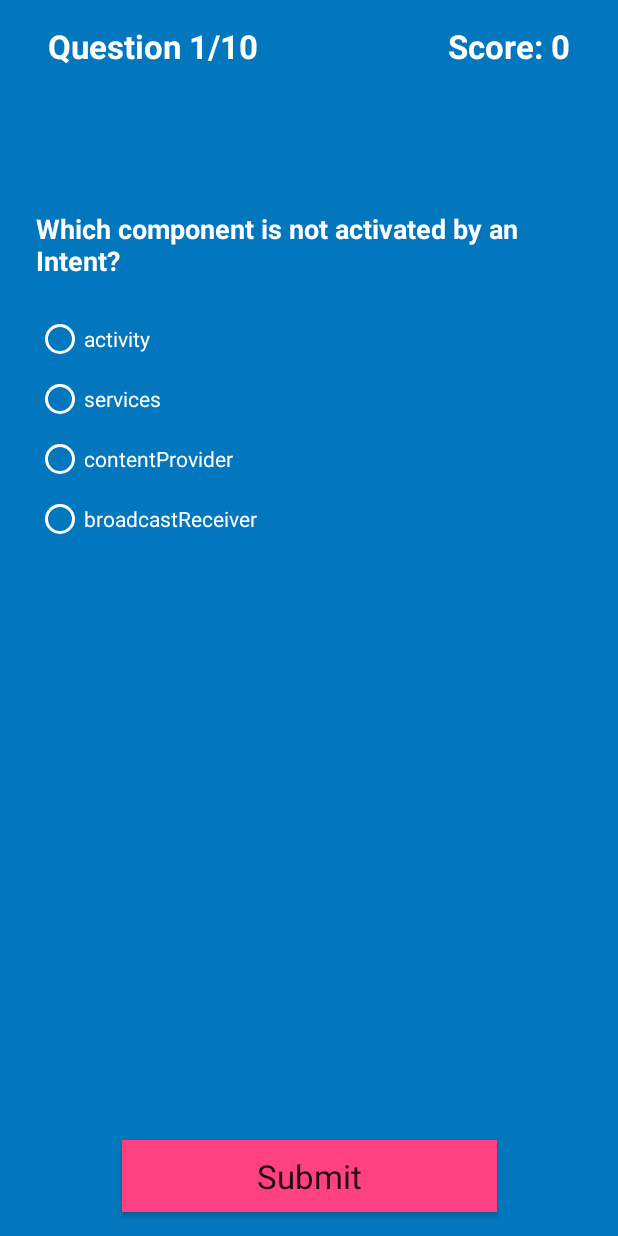
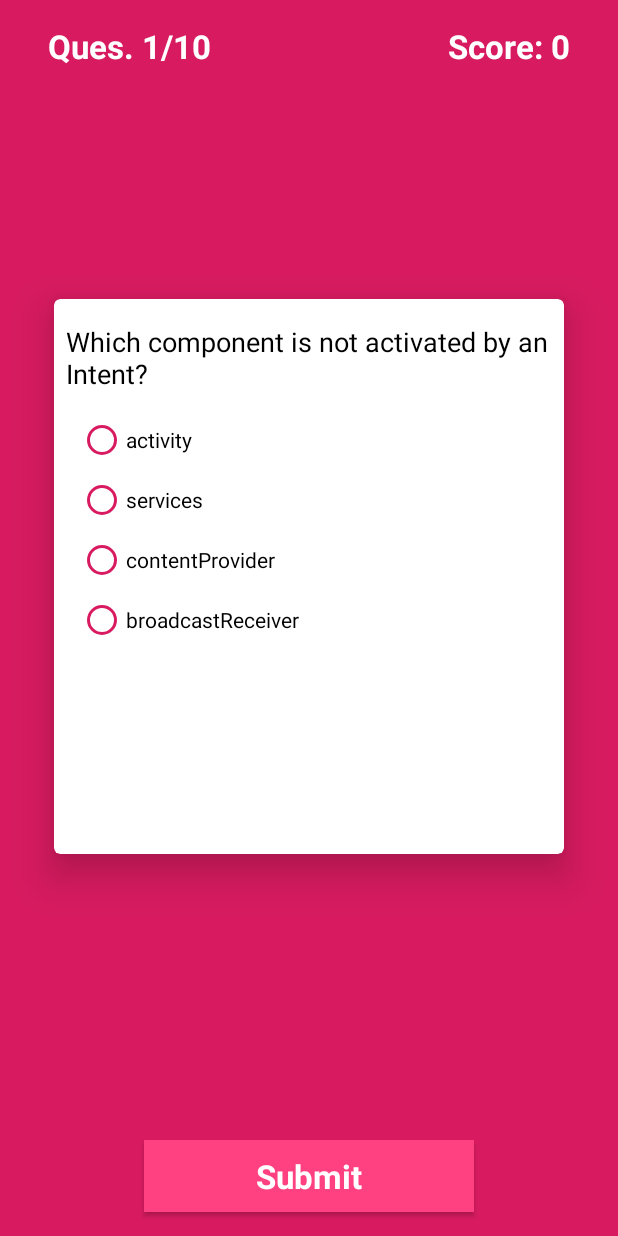
Before and after one commit to ritika-neema/Quizzeteria, an Android app: the screen it shows after launch (MainActivity), on a phone screen of 412 x 824 dp. Run offline under Robolectric (Android 15) with nearby library versions, the phone set to English and light mode, and no system bars.

Commit message:
Corrected errors and enhanced UI using cardview

```diff
--- a/app/build.gradle
+++ b/app/build.gradle
@@ -25,4 +25,5 @@ dependencies {
     testImplementation 'junit:junit:4.12'
     androidTestImplementation 'com.android.support.test:runner:1.0.2'
     androidTestImplementation 'com.android.support.test.espresso:espresso-core:3.0.2'
+    implementation 'com.android.support:cardview-v7:26.1.0'
 }
--- a/app/src/main/AndroidManifest.xml
+++ b/app/src/main/AndroidManifest.xml
@@ -8,7 +8,7 @@
         android:label="@string/app_name"
         android:roundIcon="@mipmap/ic_launcher_round"
         android:supportsRtl="true"
-        android:theme="@style/NewTheme">
+        android:theme="@style/AppTheme">
         <activity android:name=".MainActivity">
             <intent-filter>
                 <action android:name="android.intent.action.MAIN" />
--- a/app/src/main/java/com/ritikaneema/example/quizzeteria/MainActivity.java
+++ b/app/src/main/java/com/ritikaneema/example/quizzeteria/MainActivity.java
@@ -2,6 +2,8 @@ package com.ritikaneema.example.quizzeteria;
 
 import android.os.Bundle;
 import android.support.v7.app.AppCompatActivity;
+import android.support.v7.widget.CardView;
+import android.view.Gravity;
 import android.view.View;
 import android.widget.Button;
 import android.widget.CheckBox;
@@ -14,9 +16,9 @@ import android.widget.TextView;
 
 public class MainActivity extends AppCompatActivity {
 
-    public int questions[] = {R.string.ques1, R.string.ques2, R.string.ques3, R.string.ques4,
+    private int questions[] = {R.string.ques1, R.string.ques2, R.string.ques3, R.string.ques4,
             R.string.ques5, R.string.ques6, R.string.ques7, R.string.ques8, R.string.ques9, R.string.ques10};
-    public int options[] = {R.string.optn_1a, R.string.optn_1b, R.string.optn_1c, R.string.optn_1d,
+    private int options[] = {R.string.optn_1a, R.string.optn_1b, R.string.optn_1c, R.string.optn_1d,
             R.string.optn_2a, R.string.optn_2b, R.string.optn_2c, R.string.optn_2d,
             R.string.optn_3a, R.string.optn_3b, R.string.optn_3c, R.string.optn_3d,
             R.string.optn_4a, R.string.optn_4b, R.string.optn_4c, R.string.optn_4d,
@@ -25,13 +27,13 @@ public class MainActivity extends AppCompatActivity {
             R.string.optn_7a, R.string.optn_7b, R.string.optn_7c, R.string.optn_7d,
             R.string.optn_8a, R.string.optn_8b, R.string.optn_8c, R.string.optn_8d,
             R.string.optn_9a, R.string.optn_9b, R.string.optn_9c, R.string.optn_9d};
-    public RadioGroup radioGroupOptions;
-    public Button submitButton;
-    public RadioButton radioButtonOptnA, radioButtonOptnB, radioButtonOptnC, radioButtonOptnD;
-    public CheckBox checkBoxA, checkBoxB, checkBoxC, checkBoxD;
-    EditText editTextAnswer;
-    TextView tvQuestion, textViewScore, textViewQuesNo;
-    LinearLayout editTextLayout, checkBoxLayout;
+    private RadioGroup radioGroupOptions;
+    private Button submitButton;
+    private RadioButton radioButtonOptnA, radioButtonOptnB, radioButtonOptnC, radioButtonOptnD;
+    private CheckBox checkBoxA, checkBoxB, checkBoxC, checkBoxD;
+    private EditText editTextAnswer;
+    private TextView tvQuestion, textViewScore, textViewQuesNo;
+    private LinearLayout editTextLayout, checkBoxLayout;
     private int quesTracker = 0, optionTracker = -1;
     private int score = 0;
 
@@ -101,6 +103,7 @@ public class MainActivity extends AppCompatActivity {
                         if (radioButtonOptnB.isChecked()) {
                             score += 1;
                         }
+                        //Removing Radiogroup options from UI and adding checkboxes for next question
                         radioGroupOptions.setVisibility(View.INVISIBLE);
                         checkBoxLayout.setVisibility(View.VISIBLE);
                         break;
@@ -109,13 +112,18 @@ public class MainActivity extends AppCompatActivity {
                         if (checkBoxA.isChecked() && checkBoxB.isChecked() && checkBoxC.isChecked()) {
                             score += 1;
                         }
+                        //Removing CheckBoxes from UI and adding EditText for next question
                         checkBoxLayout.setVisibility(View.INVISIBLE);
                         editTextLayout.setVisibility(View.VISIBLE);
                         break;
                     }
                     case 9:
-                        if (editTextAnswer.getText().toString() == "2007")
-                            score += 1;
+                        if (editTextAnswer.getText().toString().equals(null) || editTextAnswer.getText().toString().equals("")) {
+                            break;
+                        } else {
+                            if (Integer.parseInt(editTextAnswer.getText().toString()) == 2007)
+                                score += 1;
+                        }
                         break;
                 }
                 radioGroupOptions.clearCheck();
@@ -126,16 +134,19 @@ public class MainActivity extends AppCompatActivity {
     }
 
     private void setQuestion(int ques) {
-
-
         //setting radiobutton options if Question No < 9 (ques <8) else setting checkbox options for Question No 9(ques==9)
         if (ques == 10) {
+            CardView cardViewQues = findViewById(R.id.card_viewQuestions);
+            cardViewQues.setVisibility(View.GONE);
             editTextLayout.setVisibility(View.INVISIBLE);
             submitButton.setVisibility(View.INVISIBLE);
-            tvQuestion.setText(getString(R.string.finalMessage, score));
-            tvQuestion.setTextSize(24);
-            tvQuestion.setTextColor(getResources().getColor(R.color.white));
-            textViewScore.setText("Score: " + String.valueOf(score));
+            textViewScore.setVisibility(View.GONE);
+
+            textViewQuesNo.setText(getString(R.string.finalMessage, score));
+            textViewQuesNo.setTextSize(24);
+            textViewQuesNo.setTextColor(getResources().getColor(R.color.white));
+            // textViewScore.setText("Score: " + String.valueOf(score));
+            textViewQuesNo.setGravity(Gravity.CENTER);
         } else {
             if (ques < 8) {
                 tvQuestion.setText(questions[ques]);
@@ -154,7 +165,7 @@ public class MainActivity extends AppCompatActivity {
             }
 
             ques++;
-            textViewQuesNo.setText("Question " + String.valueOf(ques) + "/10");
+            textViewQuesNo.setText("Ques. " + String.valueOf(ques) + "/10");
 
             textViewScore.setText("Score: " + String.valueOf(score));
         }
--- a/app/src/main/res/layout/activity_main.xml
+++ b/app/src/main/res/layout/activity_main.xml
@@ -4,8 +4,7 @@
     xmlns:tools="http://schemas.android.com/tools"
     android:layout_width="match_parent"
     android:layout_height="match_parent"
-    android:background="@color/darkIndigo"
-    tools:context="com.ritikaneema.example.quizzeteria.MainActivity">
+    android:background="@color/colorPrimary">
 
     <TextView
         android:id="@+id/textViewScore"
@@ -23,97 +22,116 @@
     <TextView
         android:id="@+id/textViewQuesNo"
         android:layout_width="wrap_content"
-        android:layout_height="@dimen/_32dp"
+        android:layout_height="wrap_content"
         android:layout_marginStart="@dimen/_32dp"
         android:layout_marginTop="@dimen/_16dp"
-        android:text="Question 1"
         android:textAppearance="@style/TextAppearance.AppCompat.Large"
         android:textColor="@color/white"
         android:textStyle="bold"
         app:layout_constraintStart_toStartOf="parent"
         app:layout_constraintTop_toTopOf="parent" />
 
+    <android.support.v7.widget.CardView
+        android:id="@+id/card_viewQuestions"
+        app:cardBackgroundColor="@color/white"
+        android:layout_width="match_parent"
+        android:layout_height="370dp"
+        android:layout_marginBottom="120dp"
+        android:layout_marginEnd="36dp"
+        android:layout_marginStart="36dp"
+        android:layout_marginTop="64dp"
+        app:cardElevation="@dimen/_16dp"
+        app:cardCornerRadius="@dimen/_4dp"
+        app:layout_constraintBottom_toBottomOf="parent"
+        app:layout_constraintEnd_toEndOf="parent"
+        app:layout_constraintStart_toStartOf="parent"
+        app:layout_constraintTop_toTopOf="parent">
+
+        <android.support.constraint.ConstraintLayout
+            android:layout_width="match_parent"
+            android:layout_height="match_parent">
 
             <TextView
                 android:id="@+id/textViewQuestion"
                 android:layout_width="wrap_content"
                 android:layout_height="wrap_content"
-        android:layout_marginStart="@dimen/_32dp"
-        android:layout_marginTop="140dp"
-        android:paddingRight="@dimen/_32dp"
+                android:paddingLeft="@dimen/_8dp"
+                android:paddingRight="@dimen/_8dp"
+                android:paddingTop="@dimen/_16dp"
+                android:text="@string/ques1"
                 android:textAppearance="@style/TextAppearance.AppCompat.Medium"
-        android:textColor="@color/white"
-        android:textStyle="bold"
-        app:layout_constraintHorizontal_bias="0.255"
-        app:layout_constraintLeft_toLeftOf="parent"
-        app:layout_constraintRight_toRightOf="parent"
+                android:textColor="@color/black"
+                app:layout_constraintStart_toStartOf="parent"
                 app:layout_constraintTop_toTopOf="parent" />
 
             <RadioGroup
                 android:id="@+id/radioGroup"
-        android:layout_width="match_parent"
+                android:layout_width="wrap_content"
                 android:layout_height="wrap_content"
-        android:layout_marginLeft="@dimen/_32dp"
-        android:layout_marginRight="@dimen/_32dp"
-        android:layout_marginStart="@dimen/_16dp"
+                android:layout_marginStart="16dp"
                 android:layout_marginTop="16dp"
-        android:padding="@dimen/_8dp"
                 app:layout_constraintStart_toStartOf="parent"
-        app:layout_constraintTop_toBottomOf="@id/textViewQuestion">
+                app:layout_constraintTop_toBottomOf="@+id/textViewQuestion">
 
                 <RadioButton
                     android:id="@+id/options_a"
                     android:layout_width="match_parent"
                     android:layout_height="wrap_content"
                     android:layout_marginBottom="@dimen/_8dp"
-            android:layout_marginRight="@dimen/_16dp"
-            android:buttonTint="@color/white"
-            android:textColor="@color/white" />
+                    android:layout_marginRight="@dimen/_8dp"
+                    android:buttonTint="@color/colorPrimary"
+                    android:textColor="@color/black" />
 
                 <RadioButton
                     android:id="@+id/options_b"
                     android:layout_width="match_parent"
                     android:layout_height="wrap_content"
                     android:layout_marginBottom="@dimen/_8dp"
-            android:layout_marginRight="@dimen/_16dp"
-            android:buttonTint="@color/white"
-            android:textColor="@color/white" />
+                    android:layout_marginRight="@dimen/_8dp"
+                    android:buttonTint="@color/colorPrimary"
+                    android:textColor="@color/black" />
 
                 <RadioButton
                     android:id="@+id/options_c"
                     android:layout_width="match_parent"
                     android:layout_height="wrap_content"
                     android:layout_marginBottom="@dimen/_8dp"
-            android:layout_marginRight="@dimen/_16dp"
-            android:buttonTint="@color/white"
-            android:textColor="@color/white" />
+                    android:layout_marginEnd="@dimen/_8dp"
+                    android:buttonTint="@color/colorPrimary"
+                    android:textColor="@color/black"
+                    />
 
                 <RadioButton
                     android:id="@+id/options_d"
                     android:layout_width="match_parent"
                     android:layout_height="wrap_content"
                     android:layout_marginBottom="@dimen/_8dp"
-            android:layout_marginRight="@dimen/_16dp"
-            android:buttonTint="@color/white"
-            android:textColor="@color/white" />
+                    android:layout_marginRight="@dimen/_8dp"
+                    android:buttonTint="@color/colorPrimary"
+                    android:textColor="@color/black" />
+
             </RadioGroup>
 
             <LinearLayout
                 android:id="@+id/editTextLayout"
                 android:layout_width="wrap_content"
                 android:layout_height="wrap_content"
+                android:layout_marginStart="@dimen/_16dp"
+                android:layout_marginTop="@dimen/_16dp"
                 android:visibility="gone"
                 app:layout_constraintStart_toStartOf="parent"
-        app:layout_constraintTop_toBottomOf="@id/textViewQuestion">
+                app:layout_constraintTop_toBottomOf="@+id/textViewQuestion">
 
                 <EditText
                     android:id="@+id/editTextAnswer"
                     android:layout_width="wrap_content"
                     android:layout_height="wrap_content"
-            android:layout_marginLeft="@dimen/_16dp"
-            android:hint="Enter your answer here"
-            android:textColor="@color/white"
-            android:textColorHint="@color/white" />
+                    android:layout_marginStart="@dimen/_16dp"
+                    android:hint="@string/hintEditText"
+                    android:inputType="number"
+                    android:maxLength="4"
+                    android:textColor="@color/black"
+                    android:textColorHint="@color/colorPrimary" />
 
             </LinearLayout>
 
@@ -122,59 +140,75 @@
                 android:layout_width="wrap_content"
                 android:layout_height="wrap_content"
                 android:layout_marginLeft="@dimen/_16dp"
+                android:layout_marginStart="16dp"
+                android:layout_marginTop="16dp"
                 android:orientation="vertical"
+                android:padding="@dimen/_8dp"
                 android:visibility="gone"
                 app:layout_constraintStart_toStartOf="parent"
-        app:layout_constraintTop_toBottomOf="@id/textViewQuestion">
+                app:layout_constraintTop_toBottomOf="@+id/textViewQuestion">
 
                 <CheckBox
                     android:id="@+id/checkboxA"
                     android:layout_width="wrap_content"
                     android:layout_height="wrap_content"
-            android:buttonTint="@color/white"
+                    android:buttonTint="@color/colorPrimary"
                     android:fontFamily="serif"
-            android:textColor="@color/white" />
+                    android:textColor="@color/black"
+                    android:layout_marginBottom="@dimen/_8dp"
+                    android:layout_marginRight="@dimen/_8dp"/>
 
                 <CheckBox
                     android:id="@+id/checkboxB"
                     android:layout_width="wrap_content"
                     android:layout_height="wrap_content"
-            android:buttonTint="@color/white"
+                    android:buttonTint="@color/colorPrimary"
                     android:fontFamily="serif"
-            android:textColor="@color/white" />
+                    android:textColor="@color/black"
+                    android:layout_marginBottom="@dimen/_8dp"
+                    android:layout_marginRight="@dimen/_8dp"/>
 
                 <CheckBox
                     android:id="@+id/checkboxC"
                     android:layout_width="wrap_content"
                     android:layout_height="wrap_content"
-            android:buttonTint="@color/white"
+                    android:buttonTint="@color/colorPrimary"
                     android:fontFamily="serif"
-            android:textColor="@color/white" />
+                    android:textColor="@color/black"
+                    android:layout_marginBottom="@dimen/_8dp"
+                    android:layout_marginRight="@dimen/_8dp"
+                    />
 
                 <CheckBox
                     android:id="@+id/checkboxD"
                     android:layout_width="wrap_content"
                     android:layout_height="wrap_content"
-            android:buttonTint="@color/white"
+                    android:buttonTint="@color/colorPrimary"
                     android:fontFamily="serif"
-            android:textColor="@color/white" />
+                    android:textColor="@color/black"
+                    android:layout_marginBottom="@dimen/_8dp"
+                    android:layout_marginRight="@dimen/_8dp"/>
 
             </LinearLayout>
 
+        </android.support.constraint.ConstraintLayout>
+
+    </android.support.v7.widget.CardView>
 
     <Button
         android:id="@+id/buttonSubmit"
         style="@style/Widget.AppCompat.Button.Colored"
-        android:layout_width="@dimen/_250dp"
+        android:layout_width="@dimen/_220dp"
         android:layout_height="wrap_content"
         android:layout_marginBottom="@dimen/_16dp"
         android:background="@color/colorAccent"
         android:elevation="@dimen/_8dp"
-        android:text="Submit"
+        android:textColor="@color/white"
+        android:textStyle="bold"
+        android:text="@string/submit"
         android:textAppearance="@style/TextAppearance.AppCompat.Large"
         app:layout_constraintBottom_toBottomOf="parent"
         app:layout_constraintEnd_toEndOf="parent"
         app:layout_constraintHorizontal_bias="0.5"
         app:layout_constraintStart_toStartOf="parent" />
-
 </android.support.constraint.ConstraintLayout>
--- a/app/src/main/res/values/colors.xml
+++ b/app/src/main/res/values/colors.xml
@@ -1,9 +1,8 @@
 <?xml version="1.0" encoding="utf-8"?>
 <resources>
-    <color name="colorPrimary">#3F51B5</color>
-    <color name="colorPrimaryDark">#303F9F</color>
+    <color name="colorPrimary">#D81B60</color>
+    <color name="colorPrimaryDark">#C2185B</color>
     <color name="colorAccent">#FF4081</color>
-    <color name="darkIndigo">#0277BD</color>
     <color name="white">#FFFFFF</color>
     <color name="black">#000000</color>
 </resources>
--- a/app/src/main/res/values/dimen.xml
+++ b/app/src/main/res/values/dimen.xml
@@ -4,5 +4,5 @@
     <dimen name="_8dp">8dp</dimen>
     <dimen name="_16dp">16dp</dimen>
     <dimen name="_32dp">32dp</dimen>
-    <dimen name="_250dp">250dp</dimen>
+    <dimen name="_220dp">220dp</dimen>
 </resources>
--- a/app/src/main/res/values/strings.xml
+++ b/app/src/main/res/values/strings.xml
@@ -59,7 +59,8 @@
     <string name="optn_9d">extra low density</string>
 
     <string name="ques10">The Open Handset Alliance was announced in the year</string>
-    <string name="hintEdiText"></string>
+    <string name="hintEditText">Enter your answer here</string>
     <string name="finalMessage">Thanks for giving the Quiz!! \n You scored %1$d out of 10</string>
+    <string name="submit">Submit</string>
 
 </resources>
--- a/app/src/main/res/values/styles.xml
+++ b/app/src/main/res/values/styles.xml
@@ -8,12 +8,6 @@
         <item name="colorAccent">@color/colorAccent</item>
     </style>
 
-    <style name="NewTheme" parent="Theme.AppCompat.Light.NoActionBar">
-        <!-- Customize your theme here. -->
-        <item name="colorPrimary">#039BE5</item>
-        <item name="colorPrimaryDark">#0288D1</item>
-        <item name="colorAccent">#00B8D4</item>
-    </style>
 
 
 </resources>
```
Lines whose indentation alone changed are shown as unchanged.
